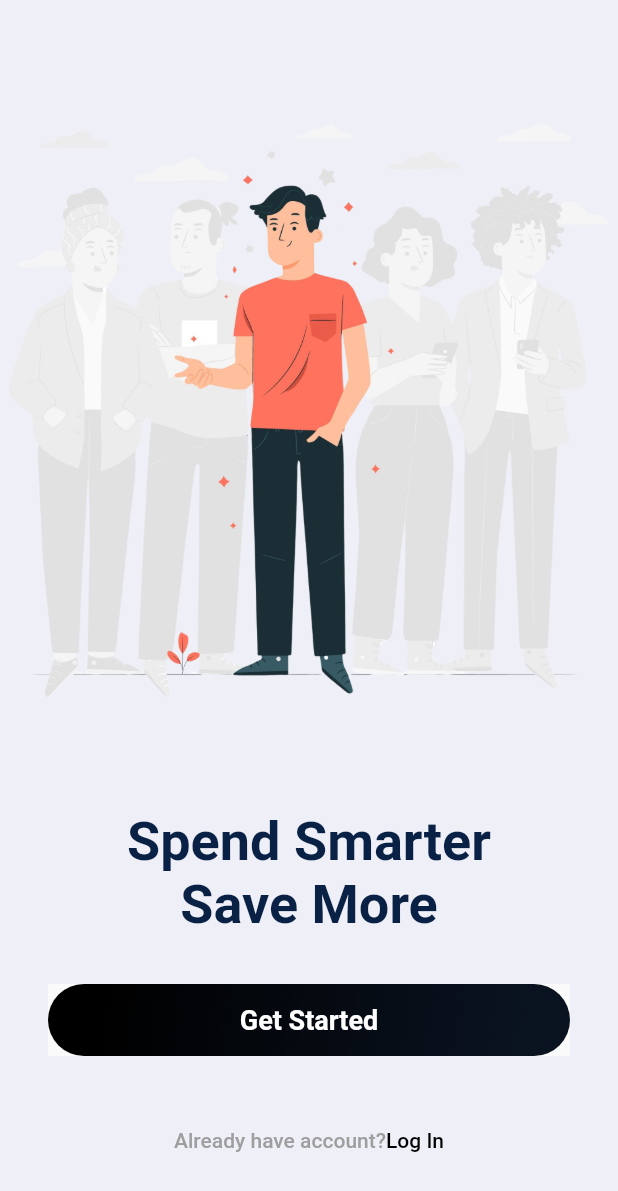
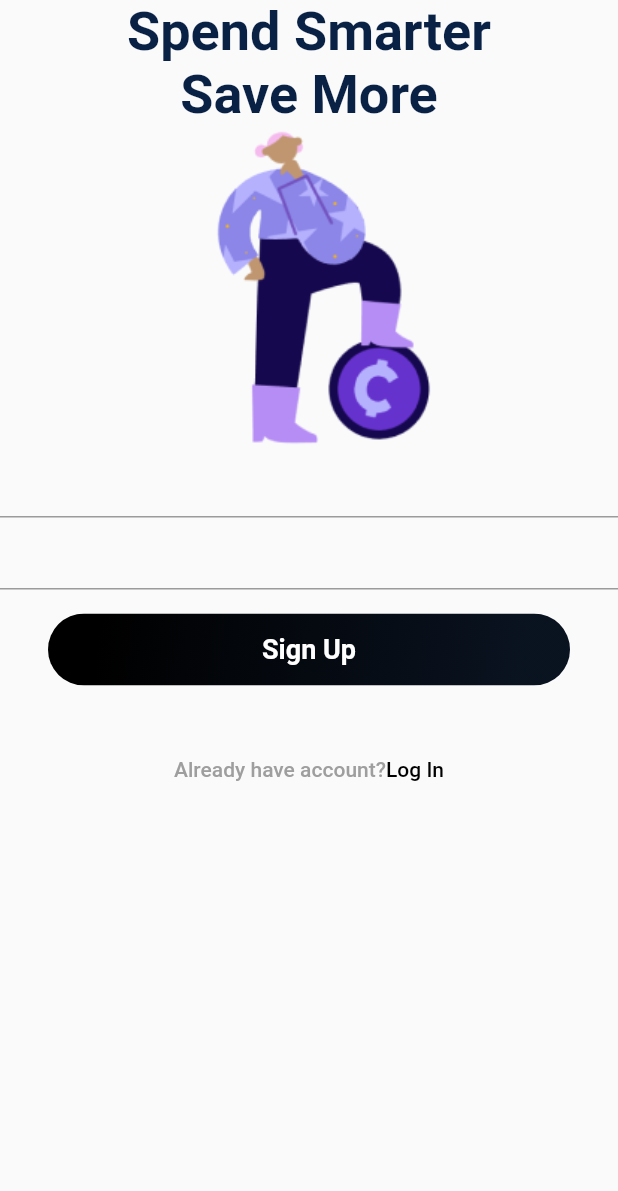
Before and after one commit to lucasmargui/flutter-project-mystocks, a Flutter app: the screen it shows after launch, on a phone screen of 412 x 824 dp. Shown: the top 1191 px of the screen. Run offline on Flutter 3.47's test engine with Material 2 defaults, Android fonts, the phone set to English and light mode, and no system bars.

Commit message:
Criação estrutura da página sign_up

```diff
--- a/lib/app.dart
+++ b/lib/app.dart
@@ -1,4 +1,5 @@
 import 'package:flutter/material.dart';
+import 'package:mystock_app/features/sign_up/sign_up_page.dart';
 import 'package:mystock_app/features/splash/splash_page.dart';
 
 import 'features/onboarding/onboarding_page.dart';
@@ -9,7 +10,7 @@ class App extends StatelessWidget {
   @override
   Widget build(BuildContext context) {
     return MaterialApp(
-      home: OnboardingPage(),
+      home: SignUpPage(),
     );
   }
 }
--- /dev/null
+++ b/lib/features/sign_up/sign_up_page.dart
@@ -0,0 +1,58 @@
+// ignore_for_file: unnecessary_null_comparison, prefer_const_constructors, prefer_const_literals_to_create_immutables
+
+import 'dart:developer';
+
+import 'package:flutter/material.dart';
+
+import '../../common/constants/app_colors.dart';
+import '../../common/constants/app_text_style.dart';
+import '../../common/widgets/multi_text_button.dart';
+import '../../common/widgets/primary_button.dart';
+
+class SignUpPage extends StatelessWidget {
+  const SignUpPage({Key? key}) : super(key: key);
+
+  @override
+  Widget build(BuildContext context) {
+    return Scaffold(
+      body: ListView(children: [
+        Text('Spend Smarter',
+            textAlign: TextAlign.center,
+            style: AppTextStyles.mediumText
+                .copyWith(color: AppColors.bluedarkOne)),
+        Text('Save More',
+            textAlign: TextAlign.center,
+            style: AppTextStyles.mediumText
+                .copyWith(color: AppColors.bluedarkOne)),
+        Image.asset('assets/images/sign_up_image.png'),
+        TextFormField(),
+        TextField(),
+        Padding(
+          padding: const EdgeInsets.symmetric(
+            horizontal: 32.0,
+            vertical: 16,
+          ),
+          child: PrimaryButton(
+            text: 'Sign Up',
+            onPressed: () => log('message'),
+          ),
+        ),
+        SizedBox(
+          height: 16,
+        ),
+        MultiTextButton(
+          onPressed: () => log('message'),
+          children: [
+            Text('Already have account?',
+                style: AppTextStyles.smallText.copyWith(
+                  color: AppColors.grey,
+                )),
+            Text('Log In',
+                style: AppTextStyles.smallText
+                    .copyWith(color: AppColors.bluedarkThree)),
+          ],
+        ),
+      ]),
+    );
+  }
+}
```
Also changed, not shown: assets/images/sign_up_image.png (renamed from assets/images/signin_image.png).
